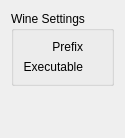
Before: the Qt Designer form rare/ui/components/tabs/settings/linux.ui in RareDevs/Rare, drawn with Qt 5.
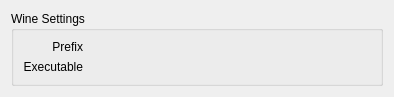
After: the same form once the commit is applied.

The edit to the form file:
```diff
--- a/rare/ui/components/tabs/settings/linux.ui
+++ b/rare/ui/components/tabs/settings/linux.ui
@@ -6,8 +6,8 @@
    <rect>
     <x>0</x>
     <y>0</y>
-    <width>109</width>
-    <height>138</height>
+    <width>394</width>
+    <height>84</height>
    </rect>
   </property>
   <property name="windowTitle">
@@ -16,6 +16,12 @@
   <layout class="QVBoxLayout" name="linux_layout">
    <item>
     <widget class="QGroupBox" name="wine_groupbox">
+     <property name="sizePolicy">
+      <sizepolicy hsizetype="Preferred" vsizetype="Fixed">
+       <horstretch>0</horstretch>
+       <verstretch>0</verstretch>
+      </sizepolicy>
+     </property>
      <property name="title">
       <string>Wine Settings</string>
      </property>
@@ -52,22 +58,6 @@
      </layout>
     </widget>
    </item>
-   <item>
-    <layout class="QVBoxLayout" name="overlay_layout"/>
-   </item>
-   <item>
-    <spacer name="linux_vspacer">
-     <property name="orientation">
-      <enum>Qt::Vertical</enum>
-     </property>
-     <property name="sizeHint" stdset="0">
-      <size>
-       <width>20</width>
-       <height>40</height>
-      </size>
-     </property>
-    </spacer>
-   </item>
   </layout>
  </widget>
  <resources/>
```
